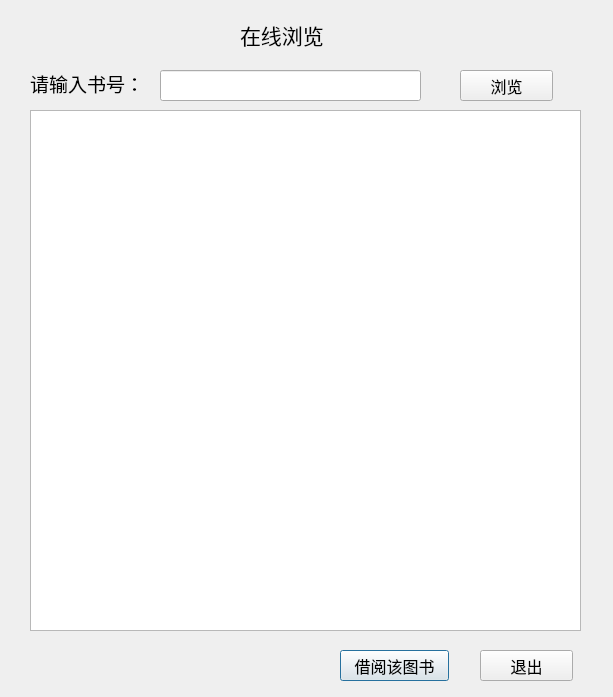
First picture: the form in gui/book_read.ui, repository penley277/finalwork, before the edit.
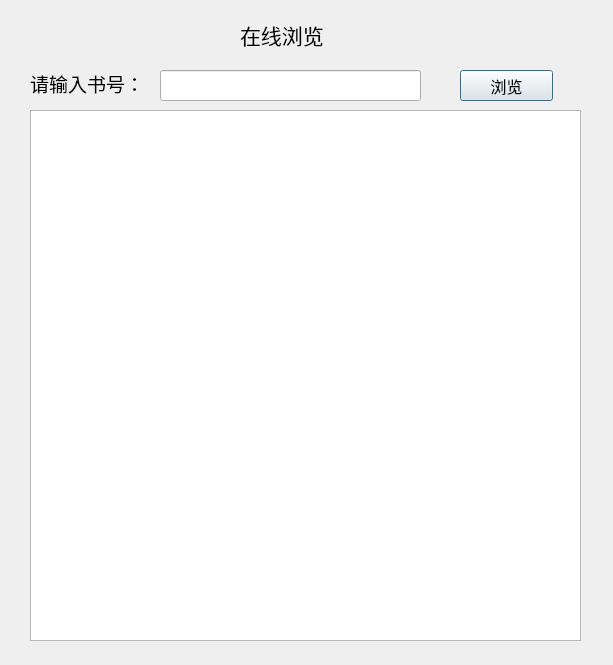
Second picture: the form after the edit.

The edit to the form file:
```diff
--- a/gui/book_read.ui
+++ b/gui/book_read.ui
@@ -7,7 +7,7 @@
     <x>0</x>
     <y>0</y>
     <width>613</width>
-    <height>697</height>
+    <height>665</height>
    </rect>
   </property>
   <property name="font">
@@ -25,36 +25,10 @@
      <x>30</x>
      <y>110</y>
      <width>551</width>
-     <height>521</height>
+     <height>531</height>
     </rect>
    </property>
   </widget>
-  <widget class="QPushButton" name="pushButton_2">
-   <property name="geometry">
-    <rect>
-     <x>340</x>
-     <y>650</y>
-     <width>109</width>
-     <height>31</height>
-    </rect>
-   </property>
-   <property name="text">
-    <string>借阅该图书</string>
-   </property>
-  </widget>
-  <widget class="QPushButton" name="pushButton">
-   <property name="geometry">
-    <rect>
-     <x>480</x>
-     <y>650</y>
-     <width>93</width>
-     <height>31</height>
-    </rect>
-   </property>
-   <property name="text">
-    <string>退出</string>
-   </property>
-  </widget>
   <widget class="QLabel" name="label">
    <property name="geometry">
     <rect>
@@ -101,7 +75,7 @@
     </rect>
    </property>
   </widget>
-  <widget class="QPushButton" name="pushButton_3">
+  <widget class="QPushButton" name="pushButton">
    <property name="geometry">
     <rect>
      <x>460</x>
```
